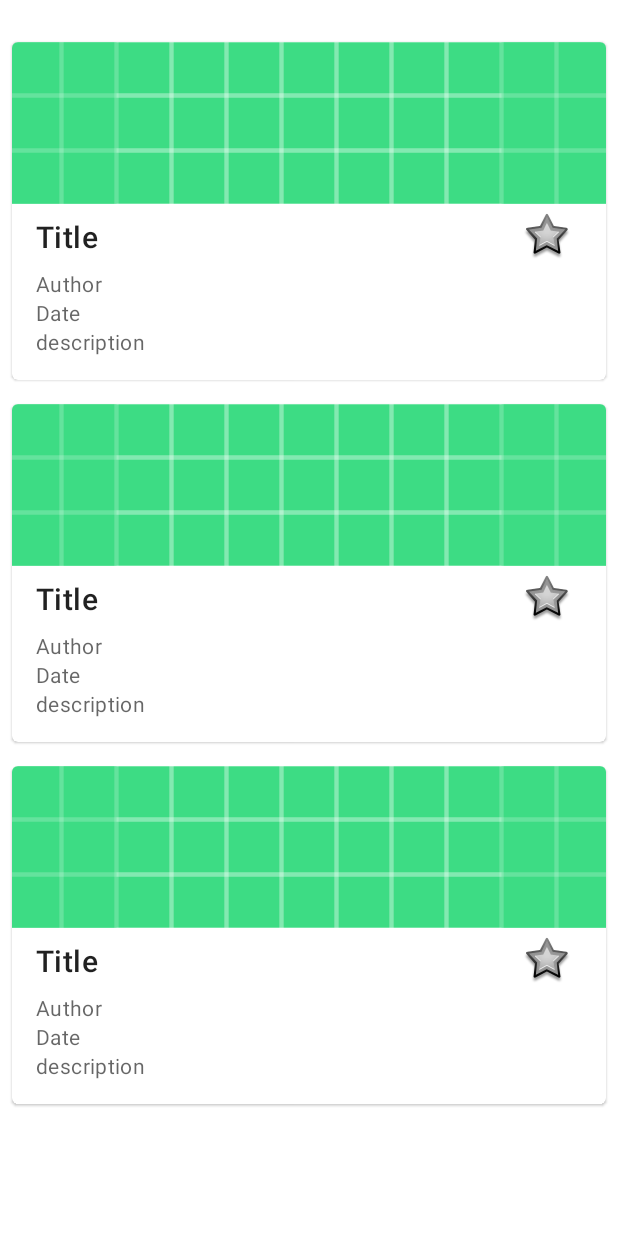
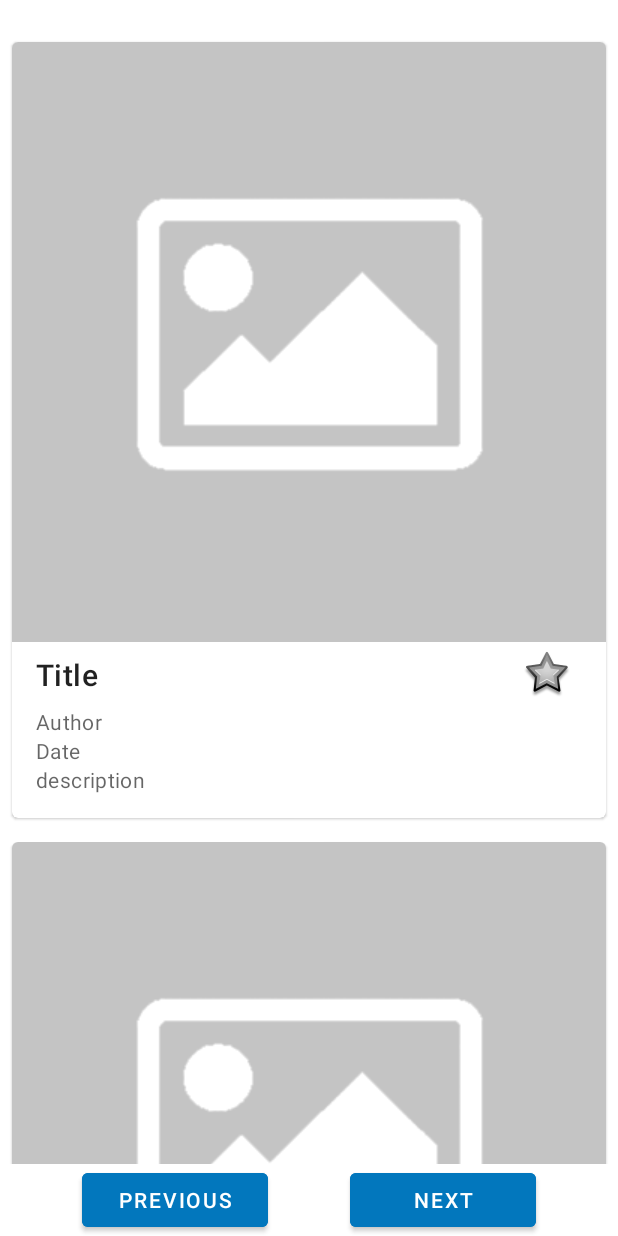
Before and after one commit to mmed199/newsletter, an Android app: the layout fragment_articles.xml on its own in the app's theme, with its tools: preview values and no code run, on a phone screen of 412 x 824 dp. Run offline under Robolectric (Android 15) with nearby library versions, the phone set to English and light mode, and no system bars; network calls fail.

```diff
--- a/app/src/main/res/layout/articles_list.xml
+++ b/app/src/main/res/layout/articles_list.xml
@@ -17,7 +17,7 @@
             android:id="@+id/article_image"
             android:layout_width="match_parent"
             android:layout_height="wrap_content"
-            android:src="@drawable/ic_launcher_background"
+            android:src="@drawable/placeholder"
             app:layout_constraintEnd_toEndOf="parent"
             app:layout_constraintStart_toStartOf="parent"
             app:layout_constraintTop_toTopOf="parent"
--- a/app/src/main/res/layout/fragment_articles.xml
+++ b/app/src/main/res/layout/fragment_articles.xml
@@ -14,6 +14,33 @@
         tools:listitem="@layout/articles_list"
         app:layout_constraintStart_toStartOf="parent"
         app:layout_constraintEnd_toEndOf="parent"
-        app:layout_constraintTop_toTopOf="parent" />
+        app:layout_constraintTop_toTopOf="parent"
+        app:layout_constraintBottom_toTopOf="@id/button_next"
+        />
+
+
+    <Button
+        android:backgroundTint="@color/primary"
+        android:id="@+id/button_previous"
+        android:layout_width="0dp"
+        android:layout_height="wrap_content"
+        android:text="Previous"
+        app:layout_constraintStart_toStartOf="parent"
+        app:layout_constraintEnd_toStartOf = "@id/button_next"
+        app:layout_constraintBottom_toBottomOf="parent"
+        app:layout_constraintTop_toBottomOf="@id/article_recycler_view"
+        app:layout_constraintWidth_percent="0.3" />
+
+    <Button
+        android:backgroundTint="@color/primary"
+        android:id="@+id/button_next"
+        android:layout_width="0dp"
+        android:layout_height="wrap_content"
+        android:text="Next"
+        app:layout_constraintStart_toEndOf="@id/button_previous"
+        app:layout_constraintEnd_toEndOf="parent"
+        app:layout_constraintBottom_toBottomOf="parent"
+        app:layout_constraintTop_toBottomOf="@id/article_recycler_view"
+        app:layout_constraintWidth_percent="0.3" />
 
 </androidx.constraintlayout.widget.ConstraintLayout>
```
Also changed, not shown: app/src/main/java/com/mbds/newsletter/fragments/ArticlesFragment.kt (+86 -34 lines).
